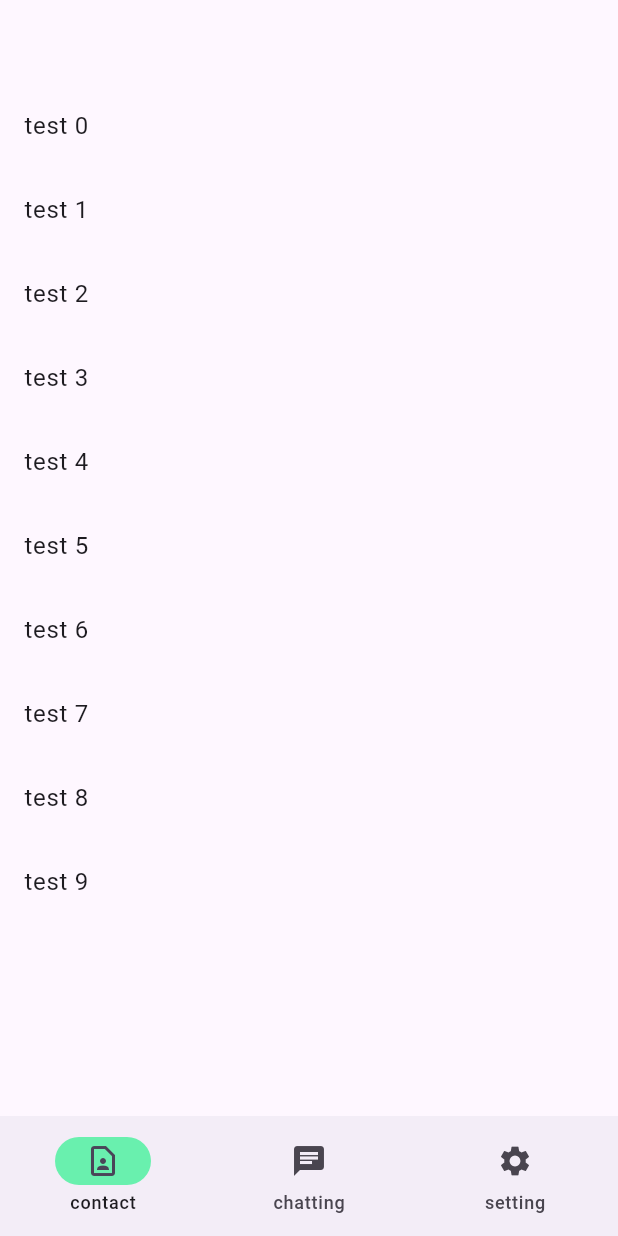
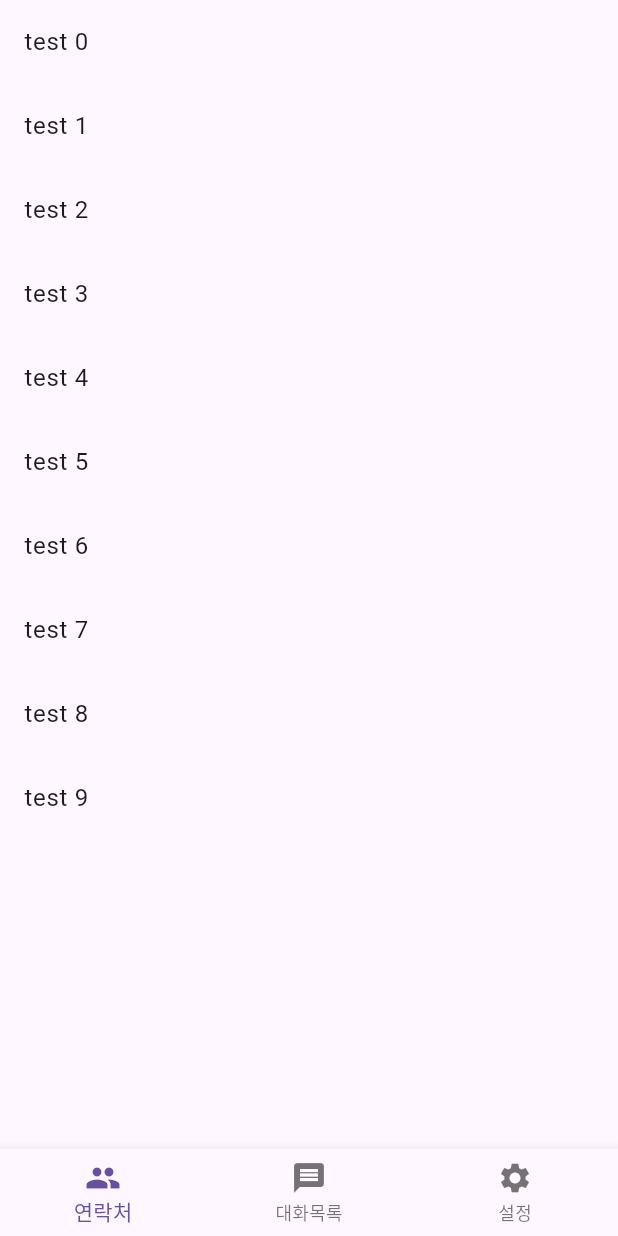
Before and after one commit to WisdomKang/project_messenger, a Flutter app: the screen it shows after launch, on a phone screen of 412 x 824 dp. Run offline on Flutter 3.47's test engine with Material 3 defaults, Android fonts, the phone set to English and light mode, and no system bars; our stand-ins replace firebase_core, firebase_messaging, flutter_local_notifications, flutter_native_splash; accounts and stored records are empty; generated files the repository leaves out were written again.

Commit message:
fix : gitignore missing file fix, application router setting

```diff
--- a/application/lib/screen/home_screen.dart
+++ /dev/null
@@ -1,58 +0,0 @@
-import 'package:flutter/cupertino.dart';
-import 'package:flutter/material.dart';
-import 'package:my_messenger_application/screen/homesub/chat_list_screen.dart';
-import 'package:my_messenger_application/screen/homesub/contract_screen.dart';
-import 'package:my_messenger_application/screen/homesub/setting_screen.dart';
-
-class HomeScreen extends StatefulWidget {
-  const HomeScreen({super.key});
-
-  @override
-  State<HomeScreen> createState() => _HomeScreenState();
-}
-
-class _HomeScreenState extends State<HomeScreen> {
-
-  int _pageIndex = 0;
-
-  List<Widget> _pageWidgetList = <Widget>[
-    ContractListScreen(),
-    ChatListScreen(),
-    SettingScreen()
-  ];
-
-  void _onItemTapped(int index){
-    setState(() {
-      _pageIndex = index;
-    });
-  }
-
-
-  @override
-  Widget build(BuildContext context) {
-    return Scaffold(
-        appBar: AppBar(
-        ),
-        bottomNavigationBar: NavigationBar(
-          onDestinationSelected: (int index){
-            setState(() {
-              _pageIndex = index;
-            });
-          },
-
-          destinations: <Widget>[
-            NavigationDestination(
-              selectedIcon:  Icon(Icons.contact_page_outlined),
-                icon: Icon(Icons.contact_page) ,
-                label: "contact" ,
-            ),
-            NavigationDestination(icon: Icon(Icons.chat) , label: "chatting" , ),
-            NavigationDestination(icon:Icon(Icons.settings) , label: "setting", ),
-          ],
-          selectedIndex: _pageIndex,
-          indicatorColor: Colors.greenAccent,
-        ),
-        body: _pageWidgetList.elementAt(_pageIndex)
-      );
-  }
-}
--- a/application/lib/screen/main_screen.dart
+++ b/application/lib/screen/main_screen.dart
@@ -1,8 +1,8 @@
 import 'package:flutter/cupertino.dart';
 import 'package:flutter/material.dart';
-import 'package:my_messenger_application/screen/chatlist_screen.dart';
-import 'package:my_messenger_application/screen/contract_screen.dart';
-import 'package:my_messenger_application/screen/setting_screen.dart';
+import 'package:my_messenger_application/screen/homesub/chat_list_screen.dart';
+import 'package:my_messenger_application/screen/homesub/contract_screen.dart';
+import 'package:my_messenger_application/screen/homesub/setting_screen.dart';
 
 class MainScreen extends StatefulWidget {
   const MainScreen({super.key});
@@ -16,7 +16,7 @@
   int _selectedIndex = 0;
 
   final List<Widget> _pages = [
-    const ContractScreen(),
+    const ContractListScreen(),
     const ChatListScreen(),
     const SettingScreen(),
   ];
--- /dev/null
+++ b/application/lib/screen/screen_name.dart
@@ -0,0 +1,4 @@
+
+const MAIN_SCREEN = "/main";
+const CHATTING_SCREEN = "/chatting";
+const LOGIN_SCREEN = "/logijn";
```
Also changed, not shown: application/lib/main.dart (+5 -5 lines), application/lib/screen/chatlist_screen.dart (deleted, +0 -12 lines), application/lib/screen/contract_screen.dart (deleted, +0 -187 lines), application/lib/screen/setting_screen.dart (deleted, +0 -13 lines).
